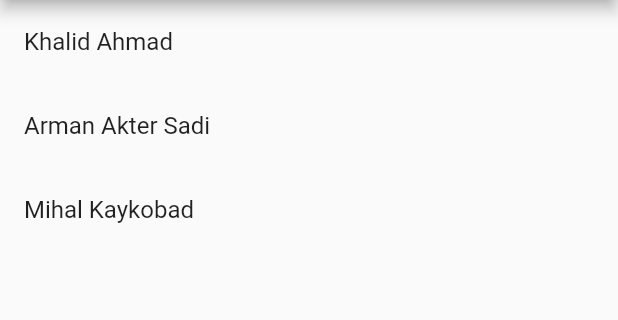
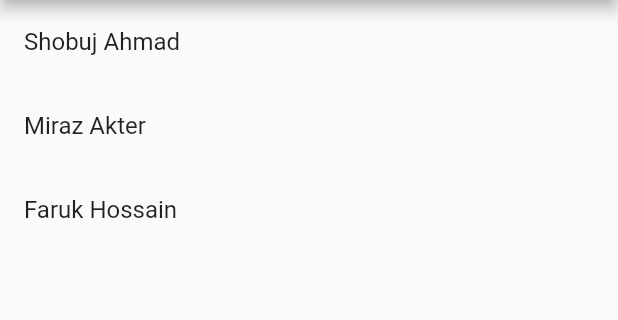
Before and after one commit to khalid063/Ostad_Fluter_Module_8_Live_Test, a Flutter app: the screen it shows after launch, on a phone screen of 412 x 824 dp, the part 84-404 px from its top. Run offline on Flutter 3.47's test engine with Material 2 defaults, Android fonts, the phone set to English and light mode, and no system bars.

Commit message:
Live Test Module 8 is done Final

```diff
--- a/lib/main.dart
+++ b/lib/main.dart
@@ -15,19 +15,19 @@ class Contact {
 class ContactListApp extends StatelessWidget {
   final List<Contact> contacts = [
     Contact(
-      name: 'Khalid Ahmad',
-      email: 'khalid_ahmad123@gmail.com',
-      phoneNumber: '01950321456',
+      name: 'Shobuj Ahmad',
+      email: 'shobuj@gmail.com',
+      phoneNumber: '0965439888',
     ),
     Contact(
-      name: 'Arman Akter Sadi',
-      email: 'armanakter@gmail.com',
-      phoneNumber: '01792632514',
+      name: 'Miraz Akter',
+      email: 'miraz@gmail.com',
+      phoneNumber: '0953287679',
     ),
     Contact(
-      name: 'Mihal Kaykobad',
-      email: 'mihal.kaykobad@live.com',
-      phoneNumber: '01592367841',
+      name: 'Faruk Hossain',
+      email: 'faruk@live.com',
+      phoneNumber: '09635789',
     ),
   ];
 
```
